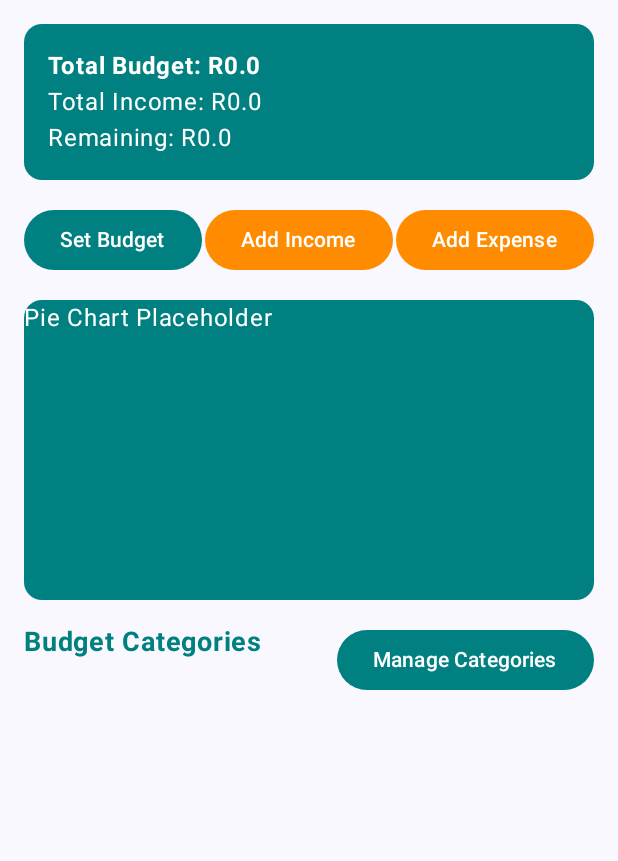
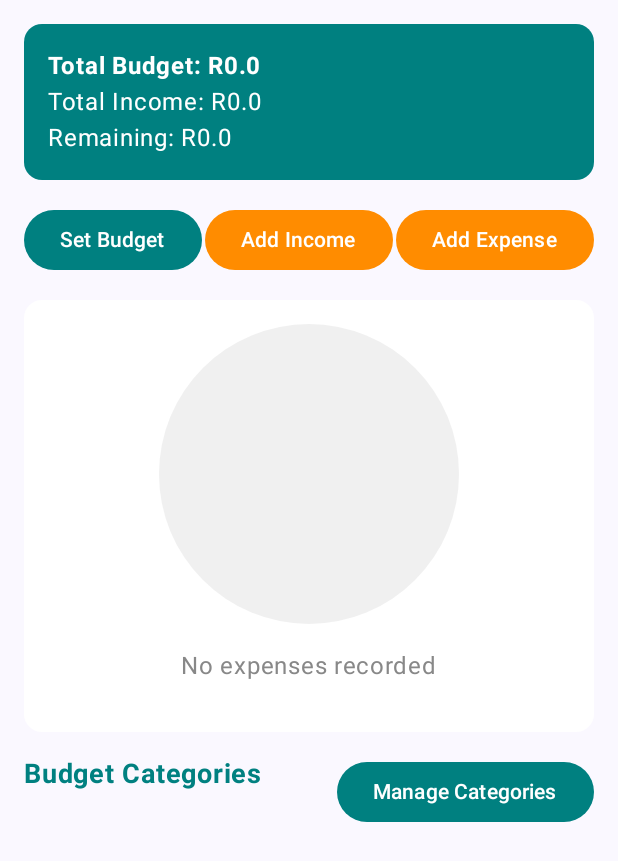
Before and after one commit to IanTerHaar/AccountIT, an Android app built with Jetpack Compose: the composable DashboardScreen called with empty values, on a phone screen of 412 x 824 dp. Shown: the top 861 px of the screen. Run offline under Robolectric (Android 15) with nearby library versions, the phone set to English and light mode, and no system bars.

Commit message:
add pie graph functionality

```diff
--- a/app/src/main/java/com/ianterhaar/accountit/DashboardScreen.kt
+++ b/app/src/main/java/com/ianterhaar/accountit/DashboardScreen.kt
@@ -1,4 +1,3 @@
-
 package com.ianterhaar.accountit
 
 import androidx.compose.foundation.layout.*
@@ -16,6 +15,32 @@ import androidx.compose.ui.text.font.FontWeight
 import androidx.compose.ui.text.input.KeyboardType
 import androidx.compose.ui.unit.dp
 import androidx.compose.ui.unit.sp
+import androidx.compose.foundation.Canvas
+import androidx.compose.foundation.layout.Box
+import androidx.compose.foundation.layout.Column
+import androidx.compose.foundation.layout.Row
+import androidx.compose.foundation.layout.Spacer
+import androidx.compose.foundation.layout.fillMaxSize
+import androidx.compose.foundation.layout.fillMaxWidth
+import androidx.compose.foundation.layout.height
+import androidx.compose.foundation.layout.padding
+import androidx.compose.foundation.layout.size
+import androidx.compose.material3.AlertDialog
+import androidx.compose.material3.Button
+import androidx.compose.material3.Card
+import androidx.compose.material3.CardDefaults
+import androidx.compose.material3.ExposedDropdownMenuBox
+import androidx.compose.material3.ExposedDropdownMenuDefaults
+import androidx.compose.material3.Icon
+import androidx.compose.material3.IconButton
+import androidx.compose.material3.OutlinedTextField
+import androidx.compose.material3.OutlinedTextFieldDefaults
+import androidx.compose.material3.Text
+import androidx.compose.material3.TextButton
+import androidx.compose.material3.DropdownMenuItem
+import androidx.compose.foundation.layout.Arrangement
+import androidx.compose.ui.geometry.Offset
+import androidx.compose.ui.geometry.Size
 
 val TealColor = Color(0xFF008080)
 val OrangeColor = Color(0xFFFF8C00)
@@ -67,12 +92,13 @@ fun DashboardScreen(
 
             // Pie Chart placeholder
             Card(
-                modifier = Modifier.fillMaxWidth().height(200.dp),
-                colors = CardDefaults.cardColors(containerColor = TealColor)
+                modifier = Modifier.fillMaxWidth(),
+                colors = CardDefaults.cardColors(containerColor = Color.White)
             ) {
-                Box(contentAlignment = Alignment.Center) {
-                    Text("Pie Chart Placeholder", color = Color.White)
-                }
+                BudgetPieChartWithLegend(
+                    categories = categories,
+                    modifier = Modifier.padding(16.dp)
+                )
             }
 
             Spacer(modifier = Modifier.height(16.dp))
@@ -403,6 +429,129 @@ fun ManageCategoriesDialog(
     )
 }
 
+@Composable
+fun BudgetPieChart(
+    categories: List<BudgetCategory>,
+    modifier: Modifier = Modifier
+) {
+    val categoriesWithSpending = categories.filter { it.spent > 0 }
+    val totalSpent = categoriesWithSpending.sumOf { it.spent }
+
+    Box(modifier = modifier) {
+        Canvas(
+            modifier = Modifier
+                .fillMaxWidth()
+                .height(200.dp)
+        ) {
+            val canvasWidth = size.width
+            val canvasHeight = size.height
+            val radius = minOf(canvasWidth, canvasHeight) / 2f
+            val center = Offset(canvasWidth / 2f, canvasHeight / 2f)
+
+            if (categoriesWithSpending.isEmpty()) {
+                // Draw empty state circle
+                drawCircle(
+                    color = Color.LightGray.copy(alpha = 0.3f),
+                    radius = radius,
+                    center = center
+                )
+            } else {
+                var startAngle = -90f // Start from top
+                categoriesWithSpending.forEach { category ->
+                    val sweepAngle = (category.spent / totalSpent * 360f)
+                    val color = when (category.name.lowercase()) {
+                        "food" -> TealColor
+                        "petrol" -> OrangeColor
+                        else -> Color(0xFF2C7873)
+                    }
+
+                    drawArc(
+                        color = color,
+                        startAngle = startAngle,
+                        sweepAngle = sweepAngle.toFloat(), // Cast to Float here
+                        useCenter = true,
+                        size = Size(radius * 2, radius * 2),
+                        topLeft = Offset(center.x - radius, center.y - radius)
+                    )
+
+                    startAngle += sweepAngle.toFloat()
+                }
+            }
+        }
+    }
+}
+
+@Composable
+fun BudgetPieChartWithLegend(
+    categories: List<BudgetCategory>,
+    modifier: Modifier = Modifier
+) {
+    val categoriesWithSpending = categories.filter { it.spent > 0 }
+
+    Column(modifier = modifier) {
+        BudgetPieChart(
+            categories = categoriesWithSpending,
+            modifier = Modifier
+                .fillMaxWidth()
+                .height(200.dp)
+        )
+
+        if (categoriesWithSpending.isEmpty()) {
+            Text(
+                "No expenses recorded",
+                modifier = Modifier
+                    .align(Alignment.CenterHorizontally)
+                    .padding(16.dp),
+                color = Color.Gray
+            )
+        } else {
+            Spacer(modifier = Modifier.height(16.dp))
+
+            // Legend
+            categoriesWithSpending.forEach { category ->
+                Row(
+                    modifier = Modifier
+                        .fillMaxWidth()
+                        .padding(vertical = 4.dp),
+                    horizontalArrangement = Arrangement.SpaceBetween,
+                    verticalAlignment = Alignment.CenterVertically
+                ) {
+                    Row(
+                        verticalAlignment = Alignment.CenterVertically,
+                        modifier = Modifier.weight(1f)
+                    ) {
+                        Box(
+                            modifier = Modifier
+                                .size(12.dp)
+                                .padding(2.dp)
+                        ) {
+                            Canvas(modifier = Modifier.fillMaxSize()) {
+                                drawCircle(
+                                    color = when (category.name.lowercase()) {              // Moet n better maneer kry om collers te asine
+                                        "food" -> TealColor
+                                        "petrol" -> OrangeColor
+                                        else -> Color(0xFF2C7873)
+                                    }
+                                )
+                            }
+                        }
+                        Spacer(modifier = Modifier.width(8.dp))
+                        Text(
+                            text = category.name,
+                            color = TealColor,
+                            fontWeight = FontWeight.Medium
+                        )
+                    }
+                    Text(
+                        text = "R${String.format("%.2f", category.spent)}",
+                        color = TealColor
+                    )
+                }
+            }
+        }
+    }
+}
+
 data class BudgetCategory(
     val name: String,
     val allocated: Double,
```
